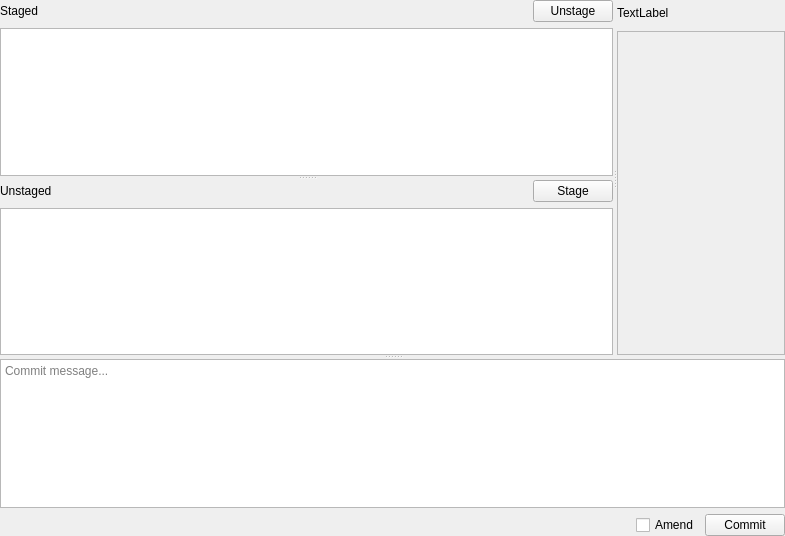
First picture: the form in src/pages/changespage.ui, repository Rbcum/RepoMan, before the edit.
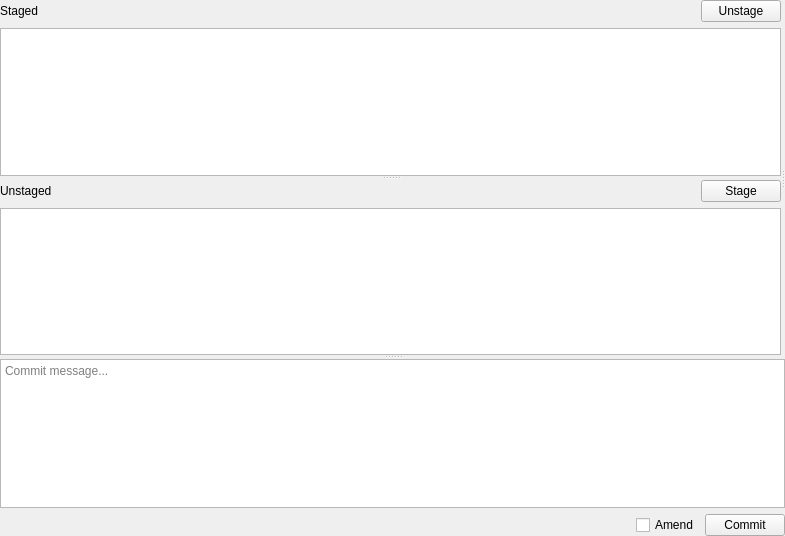
Second picture: the form after the edit. Custom widgets are drawn as their Qt base class.

Commit message: Impl side by side diff

```diff
--- a/src/pages/changespage.ui
+++ b/src/pages/changespage.ui
@@ -253,53 +253,7 @@
       <widget class="QWidget" name="verticalLayoutWidget">
        <layout class="QVBoxLayout" name="verticalLayout">
         <item>
-         <layout class="QHBoxLayout" name="horizontalLayout">
-          <item>
-           <widget class="QLabel" name="curFileLabel">
-            <property name="sizePolicy">
-             <sizepolicy hsizetype="Preferred" vsizetype="Fixed">
-              <horstretch>0</horstretch>
-              <verstretch>0</verstretch>
-             </sizepolicy>
-            </property>
-            <property name="minimumSize">
-             <size>
-              <width>0</width>
-              <height>25</height>
-             </size>
-            </property>
-            <property name="text">
-             <string>TextLabel</string>
-            </property>
-           </widget>
-          </item>
-         </layout>
-        </item>
-        <item>
-         <widget class="DiffScrollArea" name="diffScrollArea">
-          <property name="horizontalScrollBarPolicy">
-           <enum>Qt::ScrollBarAlwaysOff</enum>
-          </property>
-          <property name="sizeAdjustPolicy">
-           <enum>QAbstractScrollArea::AdjustIgnored</enum>
-          </property>
-          <property name="widgetResizable">
-           <bool>true</bool>
-          </property>
-          <property name="alignment">
-           <set>Qt::AlignLeading|Qt::AlignLeft|Qt::AlignTop</set>
-          </property>
-          <widget class="QWidget" name="diffScrollAreaWidget">
-           <property name="geometry">
-            <rect>
-             <x>0</x>
-             <y>0</y>
-             <width>166</width>
-             <height>318</height>
-            </rect>
-           </property>
-          </widget>
-         </widget>
+         <widget class="DiffView" name="diffView" native="true"/>
         </item>
        </layout>
       </widget>
@@ -364,9 +318,9 @@
  </widget>
  <customwidgets>
   <customwidget>
-   <class>DiffScrollArea</class>
-   <extends>QScrollArea</extends>
-   <header>widgets/diffscrollarea.h</header>
+   <class>DiffView</class>
+   <extends>QWidget</extends>
+   <header>widgets/diffview.h</header>
    <container>1</container>
   </customwidget>
  </customwidgets>
```
The commit also changes 24 other files.
